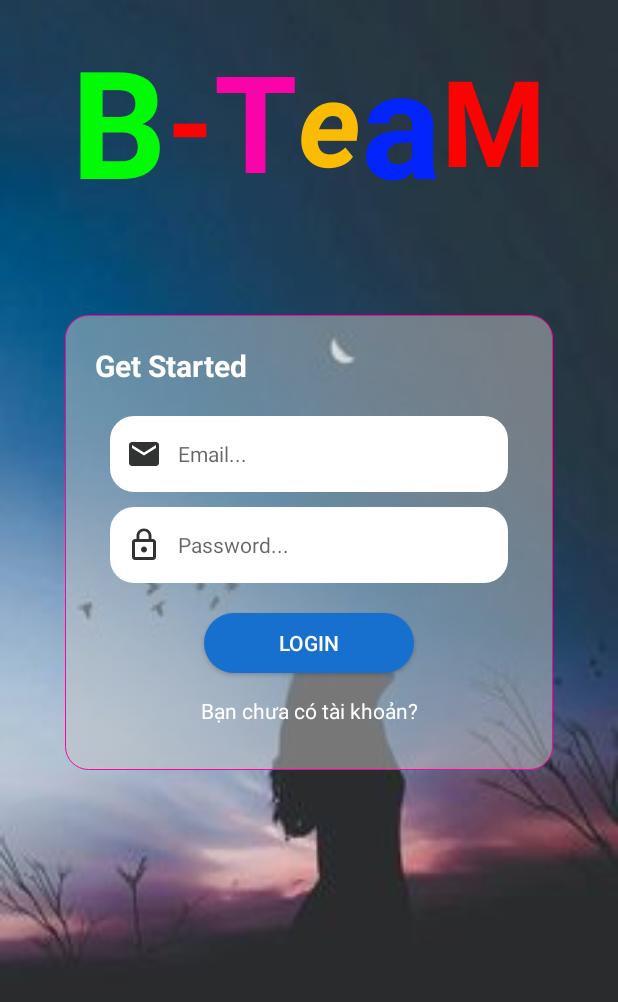
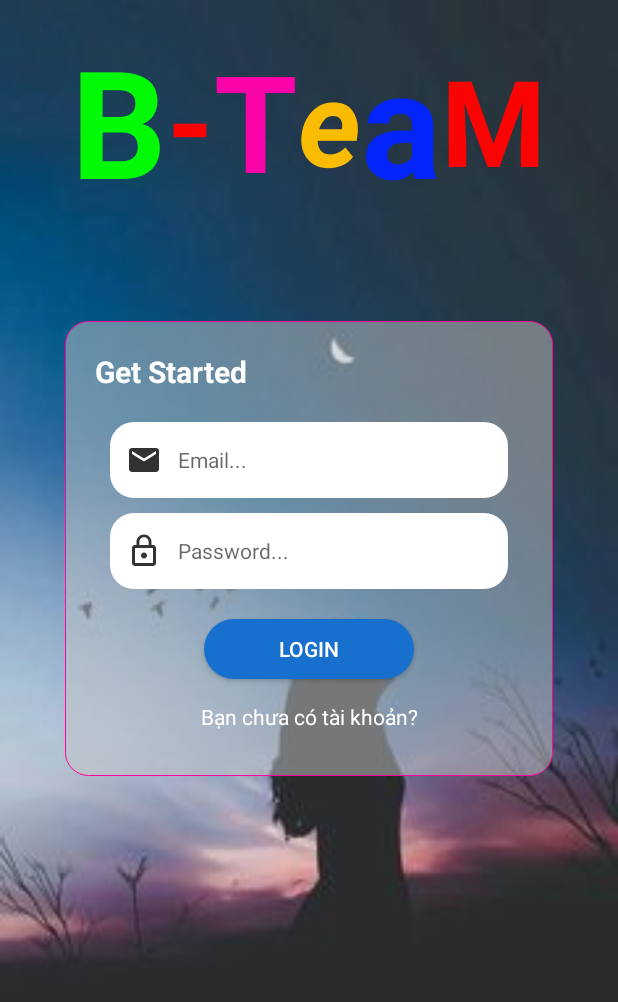
Before and after one commit to bnbbinh1993/BB1, an Android app: the screen it shows after launch (LoginActivity), on a phone screen of 412 x 824 dp. Shown: the top 1002 px of the screen. Run offline under Robolectric (Android 15) with nearby library versions, the phone set to English and light mode, and no system bars; our stand-ins replace CircleImageView, Firebase (no records; nobody signed in at launch, a user with empty details on screens opened directly), Picasso; pictures from the network do not load.

Commit message:
commit code

```diff
--- a/app/src/main/res/layout/activity_login.xml
+++ b/app/src/main/res/layout/activity_login.xml
@@ -80,10 +80,10 @@
     </LinearLayout>
 
     <LinearLayout
-        android:layout_margin="10dp"
+
+       android:layout_margin="14dp"
         android:layout_width="wrap_content"
         android:layout_height="wrap_content"
-        android:layout_centerInParent="true"
         android:layout_gravity="center"
         android:background="@drawable/bglogin"
         android:gravity="center"
```
Also changed, not shown: app/src/main/java/com/bnb/binh/skyintertainment/fragment/VideoFragment.java (+26 -2 lines).
